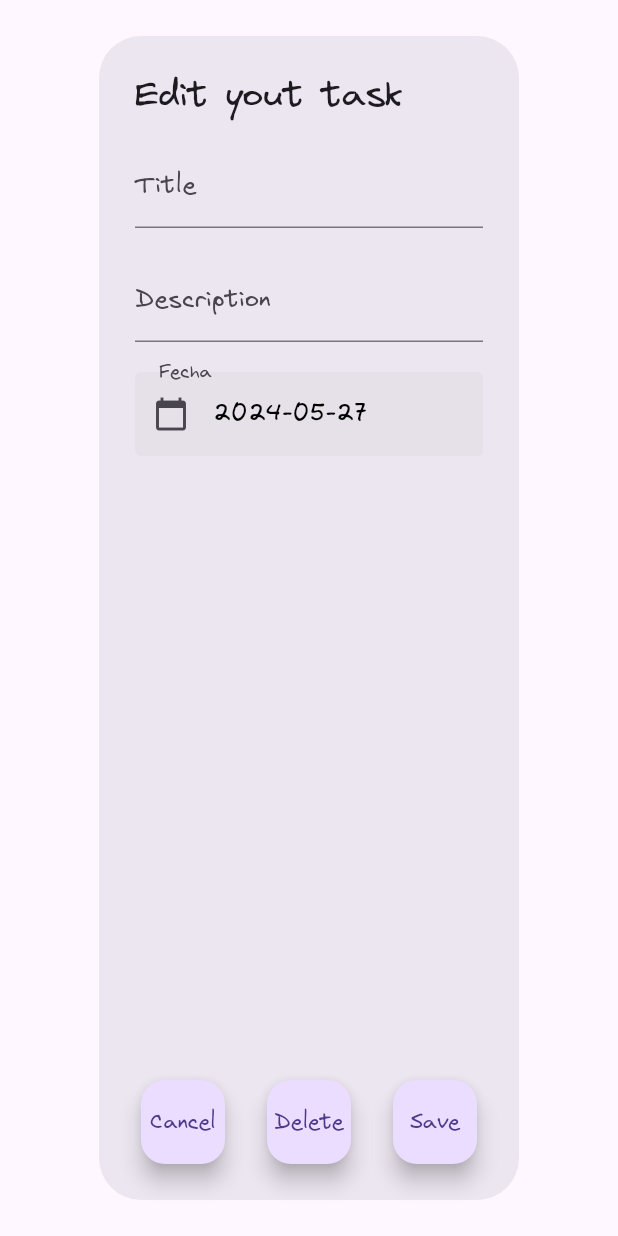
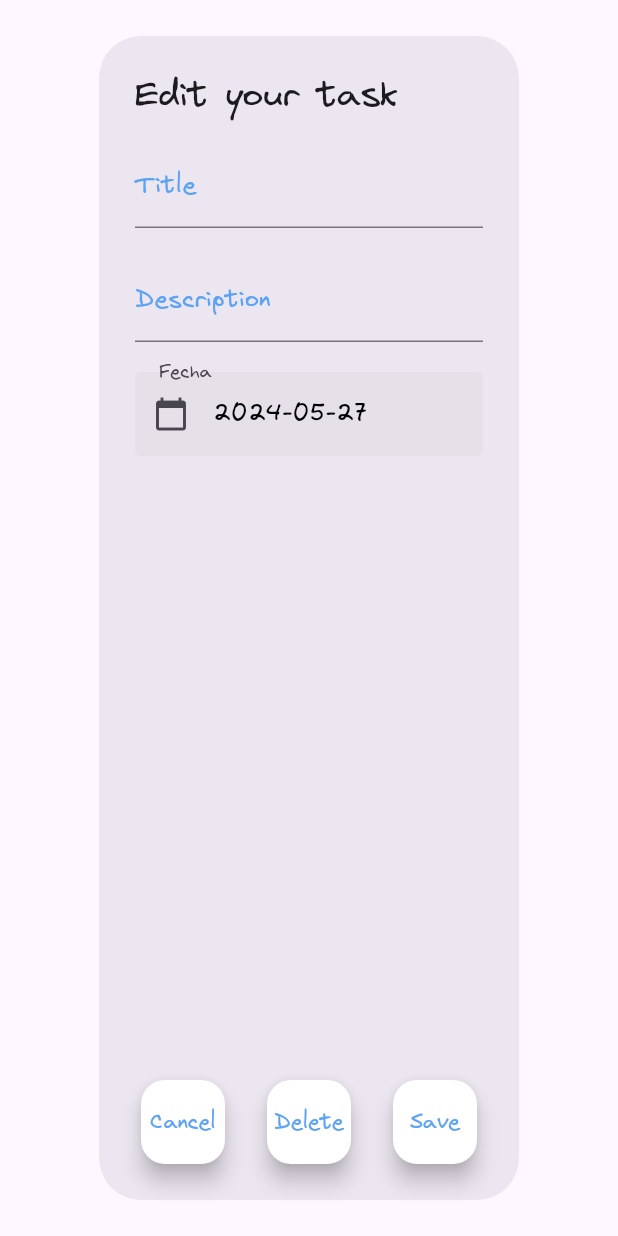
Before and after one commit to oscariolo/TestProject, a Flutter app: the EditTaskDialog widget shown alone on an empty page, opened directly with empty values, on a phone screen of 412 x 824 dp. Run offline on Flutter 3.47's test engine with Material 3 defaults, Android fonts, the phone set to English and light mode, and no system bars; our stand-ins replace firebase_auth, firebase_core, google_sign_in; accounts and stored records are empty.

Commit message:
willdo v.0

```diff
--- a/lib/constants/app_constants.dart
+++ b/lib/constants/app_constants.dart
@@ -3,5 +3,5 @@ import 'package:flutter/material.dart';
 class Appconstants {
   static const primaryColor = Color.fromARGB(255, 255, 255, 255);
   static const secondaryColor = Color.fromARGB(255, 92, 163, 245);
-  static const tertiaryColor = Color.fromARGB(255, 246, 227, 3);
+  static const tertiaryColor = secondaryColor;
 }
--- a/lib/view/custom_widgets/edit_task_widget.dart
+++ b/lib/view/custom_widgets/edit_task_widget.dart
@@ -37,20 +37,28 @@ class _EditTaskDialogState extends State<EditTaskDialog> {
   @override
   Widget build(BuildContext context) {
     return AlertDialog(
-      title: Text('Edit yout task'),
+      title: Text('Edit your task'),
       content: Column(
         children: <Widget>[
           TextField(
               controller: _titleController,
-              decoration: InputDecoration(labelText: 'Title'),
-              style: TextStyle(color: Theme.of(context).secondaryHeaderColor)),
+              decoration: InputDecoration(
+                labelText: 'Title',
+                labelStyle:
+                    TextStyle(color: Theme.of(context).secondaryHeaderColor),
+              ),
+              style: TextStyle(color: Colors.black)),
           SizedBox(
             height: 20,
           ),
           TextField(
             controller: _descriptionController,
-            decoration: InputDecoration(labelText: 'Description'),
-            style: TextStyle(color: Theme.of(context).secondaryHeaderColor),
+            decoration: InputDecoration(
+              labelText: 'Description',
+              labelStyle:
+                  TextStyle(color: Theme.of(context).secondaryHeaderColor),
+            ),
+            style: TextStyle(color: Colors.black),
           ),
           SizedBox(
             height: 20,
@@ -72,27 +80,38 @@ class _EditTaskDialogState extends State<EditTaskDialog> {
           mainAxisAlignment: MainAxisAlignment.spaceEvenly,
           children: <Widget>[
             FloatingActionButton(
+              backgroundColor: Theme.of(context).primaryColor,
               onPressed: () {
                 Navigator.pop(context);
               },
-              child: Text('Cancel'),
+              child: Text(
+                'Cancel',
+                style: TextStyle(color: Theme.of(context).secondaryHeaderColor),
+              ),
             ),
             SizedBox(
               width: 20, // Add more space between the buttons
             ),
             if (widget.id != null) // Check if task is being edited
               FloatingActionButton(
+                backgroundColor: Theme.of(context).primaryColor,
                 onPressed: () {
                   widget.taskMenuController!.deleteTask(widget.id!);
                   widget.onEdit!();
                   Navigator.of(context).pop();
                 },
-                child: Text('Delete'),
+                child: Text(
+                  'Delete',
+                  style: TextStyle(
+                    color: Theme.of(context).secondaryHeaderColor,
+                  ),
+                ),
               ),
             SizedBox(
               width: 20, // Add more space between the buttons
             ),
             FloatingActionButton(
+              backgroundColor: Theme.of(context).primaryColor,
               onPressed: () {
                 widget.taskMenuController!.editTask(
                   widget.id,
@@ -106,7 +125,10 @@ class _EditTaskDialogState extends State<EditTaskDialog> {
                 widget.onEdit!();
                 Navigator.pop(context);
               },
-              child: Text('Save'),
+              child: Text(
+                'Save',
+                style: TextStyle(color: Theme.of(context).secondaryHeaderColor),
+              ),
             ),
           ],
         ),
--- a/lib/view/custom_widgets/task_widget.dart
+++ b/lib/view/custom_widgets/task_widget.dart
@@ -40,6 +40,7 @@ class _TaskWidgetState extends State<TaskWidget> {
           title: Text(widget.task.title),
           subtitle: Text(widget.task.description),
           leading: Checkbox(
+            activeColor: Theme.of(context).secondaryHeaderColor,
             shape: CircleBorder(),
             value: widget.task.checked,
             onChanged: widget.onChecked,
--- a/pubspec.yaml
+++ b/pubspec.yaml
@@ -12,10 +12,11 @@ dependencies:
   flutter:
     sdk: flutter
   intl: ^0.17.0
-
   english_words: ^4.0.0
   provider: ^6.0.0
   firebase_auth: ^4.19.6
+  google_sign_in: ^6.2.1
+  firebase_core: ^2.31.1
 
 dev_dependencies:
   flutter_test:
```
Also changed, not shown: lib/controller/login_controller.dart (+12 -4 lines), lib/main.dart (+6 -5 lines), lib/view/custom_widgets/custom_datechooser.dart (+14 -0 lines), lib/view/login_views/login_screen.dart (+16 -5 lines), firebase.json (added), lib/firebase_options.dart (added), pubspec.lock, 7 other files.
